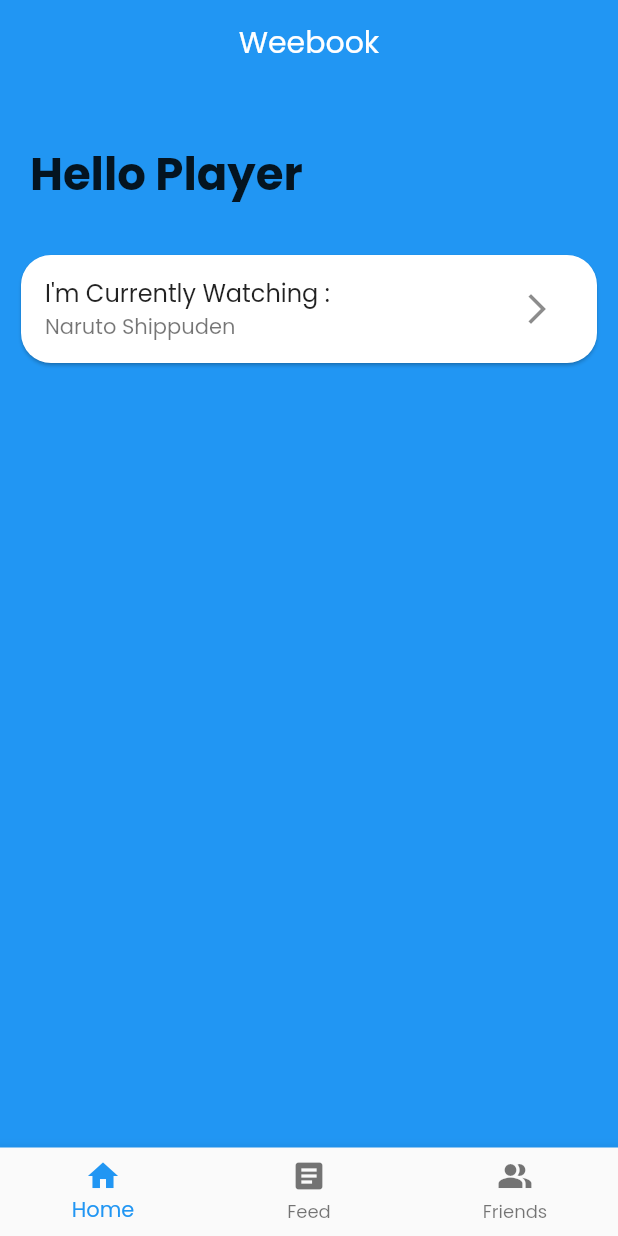
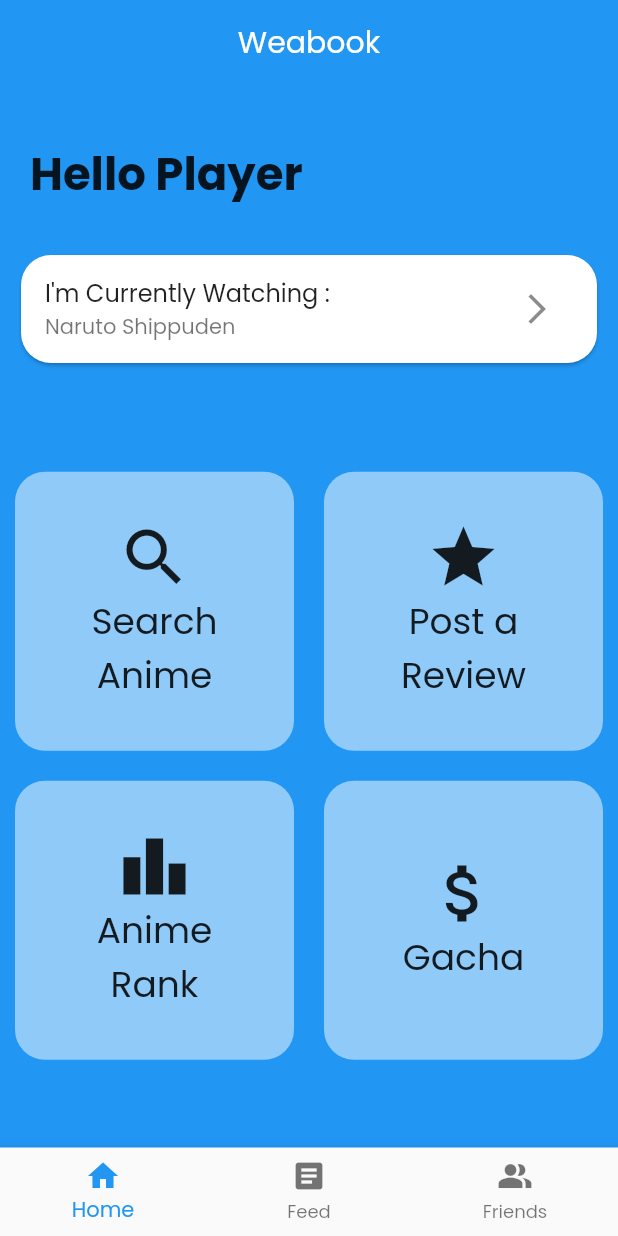
Before and after one commit to WawanC/weabook, a Flutter app: the screen it shows after launch, on a phone screen of 412 x 824 dp. Run offline on Flutter 3.47's test engine with Material 2 defaults, Android fonts, the phone set to English and light mode, and no system bars.

Commit message:
Modify HomeScreen

```diff
--- a/lib/screens/home_screen.dart
+++ b/lib/screens/home_screen.dart
@@ -1,4 +1,5 @@
 import 'package:flutter/material.dart';
+import '../widgets/home/menu_grid_item.dart';
 
 class HomeScreen extends StatelessWidget {
   @override
@@ -40,6 +41,26 @@ class HomeScreen extends StatelessWidget {
               ),
             ),
           ),
+          SizedBox(height: 20),
+          Expanded(
+            child: Center(
+              child: GridView(
+                shrinkWrap: true,
+                gridDelegate: SliverGridDelegateWithFixedCrossAxisCount(
+                  crossAxisCount: 2,
+                  childAspectRatio: 1 / 1,
+                  crossAxisSpacing: 20,
+                  mainAxisSpacing: 20,
+                ),
+                children: [
+                  MenuGridItem('Search Anime', Icons.search),
+                  MenuGridItem('Post a Review', Icons.star),
+                  MenuGridItem('Anime Rank', Icons.leaderboard),
+                  MenuGridItem('Gacha', Icons.attach_money),
+                ],
+              ),
+            ),
+          ),
         ],
       ),
     );
--- a/lib/screens/navigation.dart
+++ b/lib/screens/navigation.dart
@@ -20,7 +20,7 @@ class _NavigationState extends State<Navigation> {
     return Scaffold(
       appBar: AppBar(
         title: Text(
-          "Weebook",
+          "Weabook",
         ),
         centerTitle: true,
         elevation: 0,
--- /dev/null
+++ b/lib/widgets/home/menu_grid_item.dart
@@ -0,0 +1,40 @@
+import 'package:flutter/material.dart';
+
+class MenuGridItem extends StatelessWidget {
+  final String title;
+  final IconData icon;
+  MenuGridItem(this.title, this.icon);
+  @override
+  Widget build(BuildContext context) {
+    return GridTile(
+      child: Container(
+        decoration: BoxDecoration(
+          color: Colors.blue.shade200,
+          borderRadius: BorderRadius.circular(20),
+        ),
+        child: Column(
+          mainAxisAlignment: MainAxisAlignment.center,
+          children: [
+            Icon(
+              icon,
+              size: 50,
+            ),
+            Container(
+              width: 100,
+              child: Text(
+                title,
+                style: TextStyle(
+                  fontSize: 24,
+                ),
+                textAlign: TextAlign.center,
+                softWrap: true,
+                overflow: TextOverflow.fade,
+              ),
+            ),
+          ],
+        ),
+        alignment: Alignment.center,
+      ),
+    );
+  }
+}
--- /dev/null
+++ b/lib/widgets/main_drawer.dart
@@ -0,0 +1,8 @@
+import 'package:flutter/material.dart';
+
+class MainDrawer extends StatelessWidget {
+  @override
+  Widget build(BuildContext context) {
+    return Drawer();
+  }
+}
```
